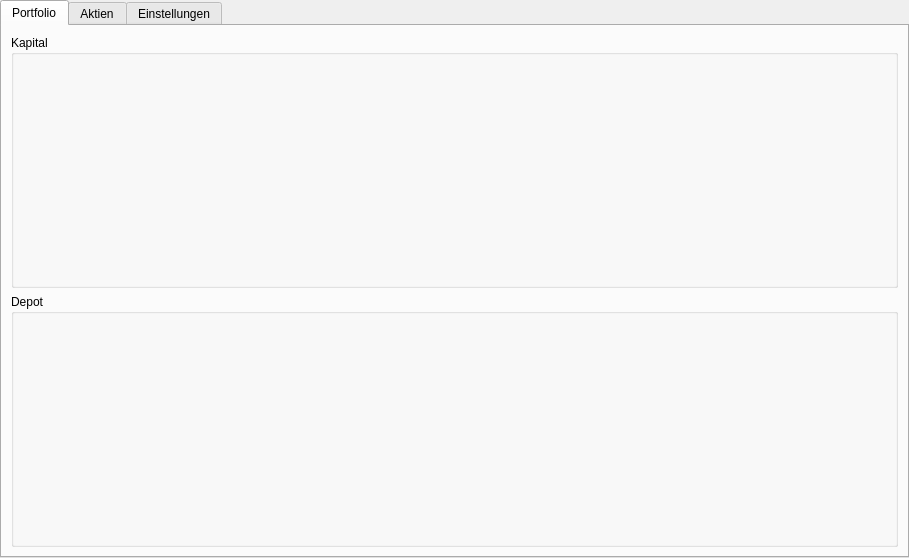
The window that ui/main_window.ui (eliaskohout/Boersenspiel) describes before a commit, drawn with Qt 5.
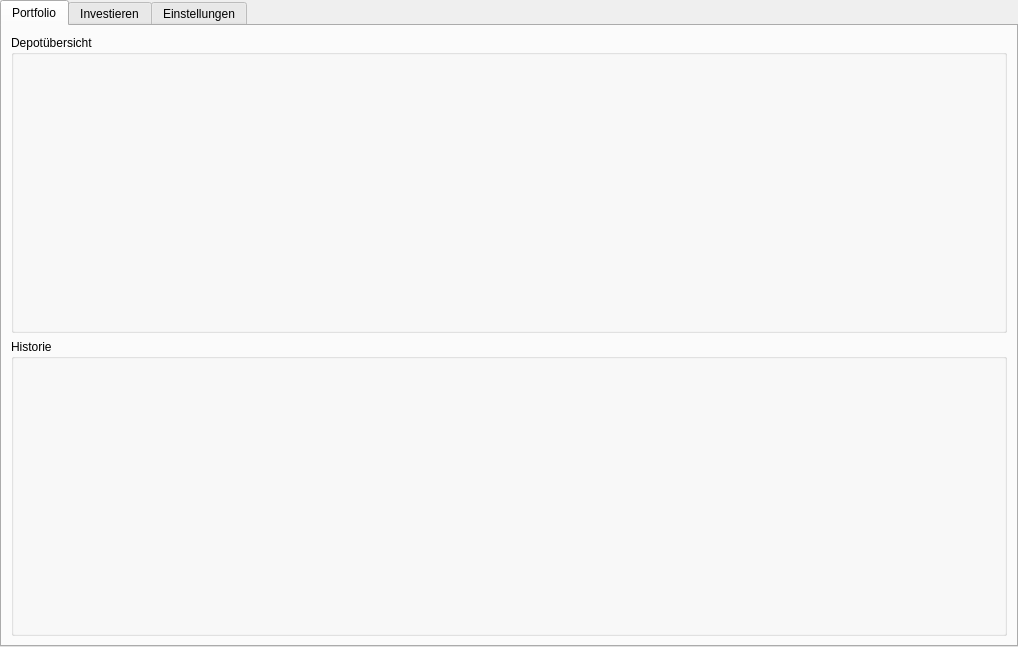
The same window after the commit. The open tabs and pages were chosen to show the change.

Commit message: Implementieren der Klasse BINAERBAUM, Umbenennen von MARKETSTACK.py nach DATEN.py, Hinzufügen der Klasse DATEN in DATEN.py zur organisation der Daten, Hinzufügen des Ordners data zum abspeichern von z.B. Binärbäumen, Kleine Änderungen an der GUI.

```diff
--- a/ui/main_window.ui
+++ b/ui/main_window.ui
@@ -6,8 +6,8 @@
    <rect>
     <x>0</x>
     <y>0</y>
-    <width>909</width>
-    <height>558</height>
+    <width>1018</width>
+    <height>647</height>
    </rect>
   </property>
   <property name="maximumSize">
@@ -49,20 +49,20 @@
       </attribute>
       <layout class="QGridLayout" name="gridLayout_4">
        <item row="1" column="0">
+        <widget class="QGroupBox" name="groupBox_2">
+         <property name="title">
+          <string>Historie</string>
+         </property>
+        </widget>
+       </item>
+       <item row="0" column="0">
         <widget class="QGroupBox" name="groupBox">
          <property name="title">
-          <string>Depot</string>
+          <string>Depotübersicht</string>
          </property>
          <layout class="QGridLayout" name="gridLayout_3"/>
         </widget>
        </item>
-       <item row="0" column="0">
-        <widget class="QGroupBox" name="groupBox_2">
-         <property name="title">
-          <string>Kapital</string>
-         </property>
-        </widget>
-       </item>
       </layout>
      </widget>
      <widget class="QWidget" name="tab_aktien">
@@ -76,7 +76,7 @@
        <bool>false</bool>
       </property>
       <attribute name="title">
-       <string>Aktien</string>
+       <string>Investieren</string>
       </attribute>
       <layout class="QGridLayout" name="gridLayout_2">
        <property name="leftMargin">
```
Left out of the diff: 2 changed lines with no effect on the pictures. The commit also changes 5 other files.
